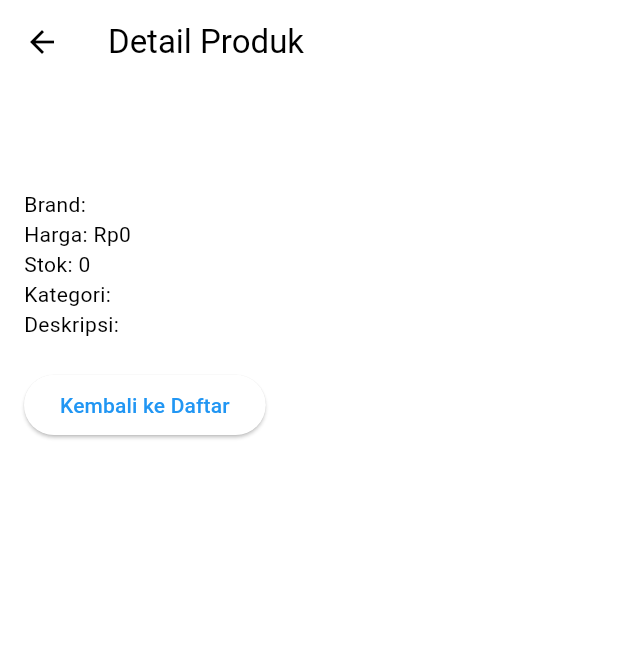
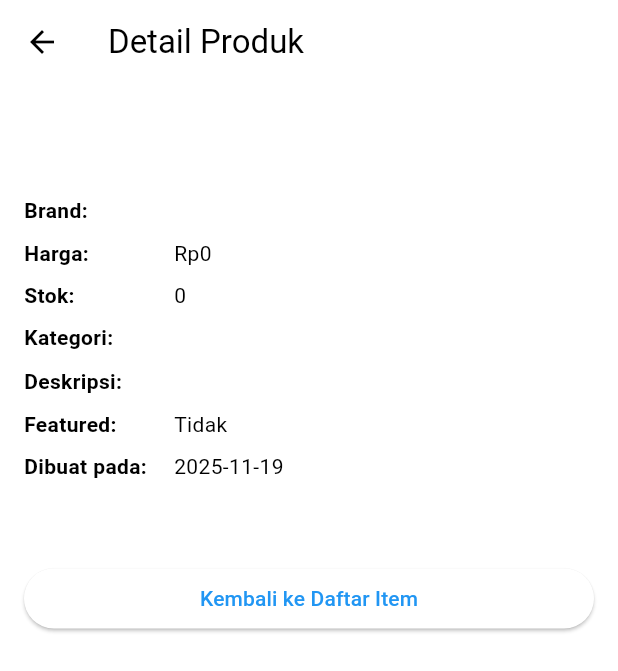
Before and after one commit to DerNiks/mocnels-momentum-mobile, a Flutter app: the DetailProductPage screen opened directly with empty values, on a phone screen of 412 x 824 dp. Shown: the top 671 px of the screen. Run offline on Flutter 3.47's test engine with Material 3 defaults, Android fonts, the phone set to English and light mode, and no system bars; missing offline and left inert: pbp_django_auth.

```diff
--- a/lib/screens/detail_product.dart
+++ b/lib/screens/detail_product.dart
@@ -9,30 +9,77 @@ class DetailProductPage extends StatelessWidget {
   @override
   Widget build(BuildContext context) {
     return Scaffold(
-      appBar: AppBar(title: const Text("Detail Produk")),
+      appBar: AppBar(title: const Text('Detail Produk')),
       body: Padding(
         padding: const EdgeInsets.all(16.0),
+        child: SingleChildScrollView(
           child: Column(
             crossAxisAlignment: CrossAxisAlignment.start,
             children: [
               Text(
                 product.fields.name,
-              style: const TextStyle(fontSize: 24, fontWeight: FontWeight.bold),
+                style: const TextStyle(
+                  fontSize: 24.0,
+                  fontWeight: FontWeight.bold,
+                ),
               ),
               const SizedBox(height: 20),
-            Text("Brand: ${product.fields.brand}"),
-            Text("Harga: Rp${product.fields.price}"),
-            Text("Stok: ${product.fields.stock}"),
-            Text("Kategori: ${product.fields.category}"),
-            Text("Deskripsi: ${product.fields.description}"),
+              _buildDetailRow("Brand", product.fields.brand),
+              _buildDetailRow("Harga", "Rp${product.fields.price}"),
+              _buildDetailRow("Stok", "${product.fields.stock}"),
+              _buildDetailRow("Kategori", product.fields.category),
+              _buildDetailRow("Deskripsi", product.fields.description),
+              _buildDetailRow(
+                "Featured",
+                product.fields.isFeatured ? "Ya" : "Tidak",
+              ),
+              _buildDetailRow(
+                "Dibuat pada",
+                product.fields.createdAt.toString().substring(0, 10),
+              ),
+
               const SizedBox(height: 20),
-            ElevatedButton(
-              onPressed: () => Navigator.pop(context),
-              child: const Text("Kembali ke Daftar"),
+              if (product.fields.thumbnail.isNotEmpty)
+                Image.network(
+                  product.fields.thumbnail,
+                  errorBuilder: (context, error, stackTrace) =>
+                      const Text("Gagal memuat gambar thumbnail"),
+                ),
+
+              const SizedBox(height: 30),
+
+              SizedBox(
+                width: double.infinity,
+                child: ElevatedButton(
+                  onPressed: () {
+                    Navigator.pop(context);
+                  },
+                  child: const Text("Kembali ke Daftar Item"),
+                ),
               ),
             ],
           ),
         ),
+      ),
+    );
+  }
+
+  Widget _buildDetailRow(String label, String value) {
+    return Padding(
+      padding: const EdgeInsets.symmetric(vertical: 4.0),
+      child: Row(
+        crossAxisAlignment: CrossAxisAlignment.start,
+        children: [
+          SizedBox(
+            width: 100,
+            child: Text(
+              "$label:",
+              style: const TextStyle(fontWeight: FontWeight.bold),
+            ),
+          ),
+          Expanded(child: Text(value)),
+        ],
+      ),
     );
   }
 }
--- a/lib/screens/menu.dart
+++ b/lib/screens/menu.dart
@@ -1,6 +1,10 @@
 import 'package:flutter/material.dart';
 import 'package:mocnels_momentum/widgets/left_drawer.dart';
+import 'package:mocnels_momentum/screens/product_entry_list.dart';
+import 'package:mocnels_momentum/screens/login.dart';
 import 'package:mocnels_momentum/screens/product_form.dart';
+import 'package:pbp_django_auth/pbp_django_auth.dart';
+import 'package:provider/provider.dart';
 
 class MyHomePage extends StatelessWidget {
   MyHomePage({super.key});
--- a/lib/widgets/left_drawer.dart
+++ b/lib/widgets/left_drawer.dart
@@ -26,7 +26,7 @@ class LeftDrawer extends StatelessWidget {
                 ),
                 Padding(padding: EdgeInsets.all(10)),
                 Text(
-                  "Stay updated with the latest football products",
+                  "Stay updated",
                   textAlign: TextAlign.center,
                   style: TextStyle(
                     fontSize: 15,
```
Also changed, not shown: lib/screens/product_entry_list.dart (+38 -21 lines). Lines whose indentation alone changed are shown as unchanged.
